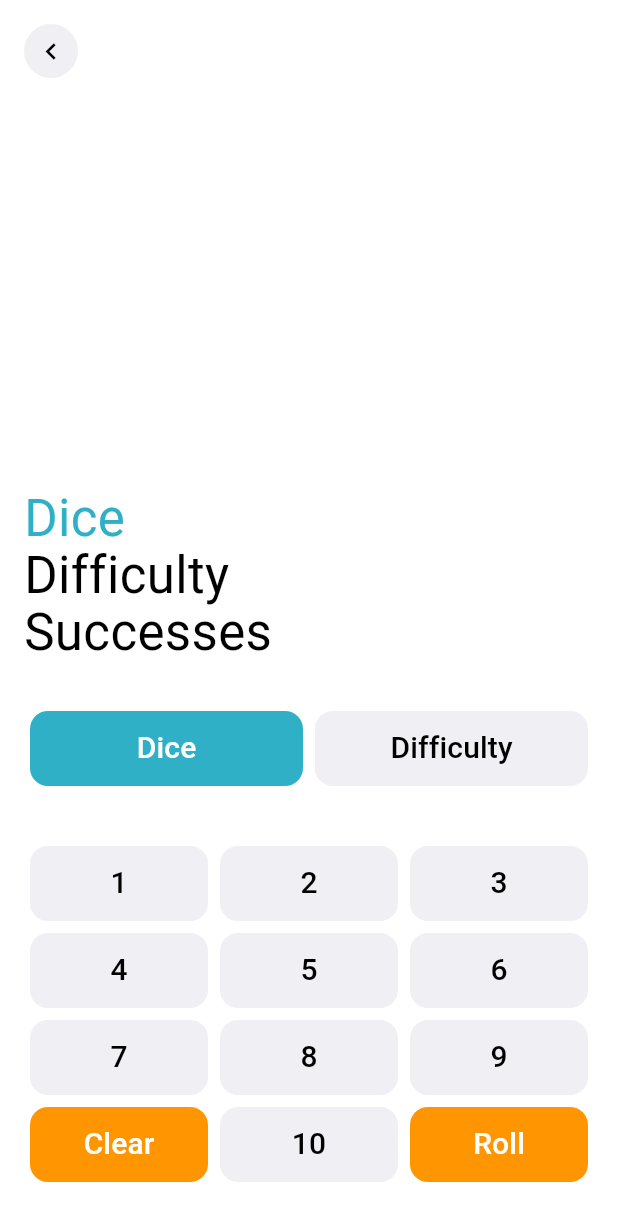
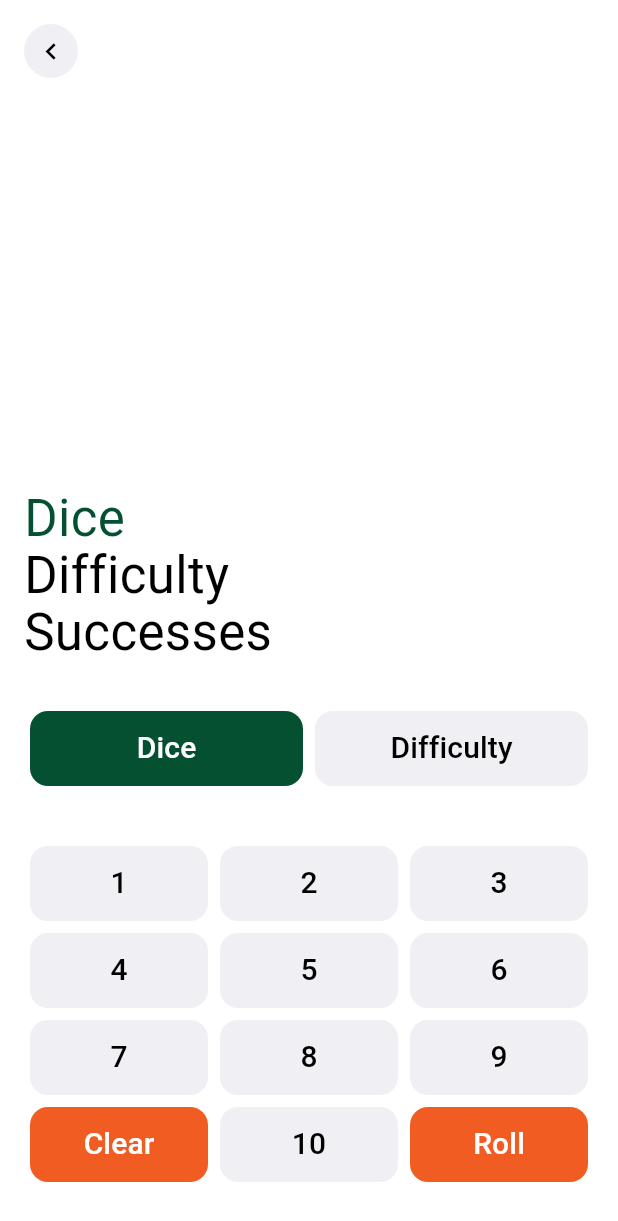
Before and after one commit to andrewmichaelpowell/makidice-linux, a Flutter app: the screen it shows after launch, after a tap on "1d100", after a tap on "D10", on a phone screen of 412 x 824 dp. Shown: the top 1221 px of the screen. Run offline on Flutter 3.47's test engine with Material 3 defaults, Android fonts, the light colour scheme and no system bars; missing offline and left inert: window_manager.

Commit message:
New colors

```diff
--- a/lib/screens/d10_view.dart
+++ b/lib/screens/d10_view.dart
@@ -139,9 +139,9 @@ Widget _labelRow(String name, String value, {Color? nameColor}) {
             children: [
               _backButton(context),
               const Spacer(),
-              _labelRow('Dice', _diceString, nameColor: _selected == 1 ? AppColors.teal : null),
+              _labelRow('Dice', _diceString, nameColor: _selected == 1 ? AppColors.green : null),
               const SizedBox(height: 4),
-              _labelRow('Difficulty', _difficultyString, nameColor: _selected == 2 ? AppColors.teal : null),
+              _labelRow('Difficulty', _difficultyString, nameColor: _selected == 2 ? AppColors.green : null),
               const SizedBox(height: 4),
               _labelRow('Successes', _successesString),
               const SizedBox(height: 32),
@@ -151,7 +151,7 @@ Widget _labelRow(String name, String value, {Color? nameColor}) {
                     padding: const EdgeInsets.all(4),
                     child: DiceButton(
                       label: 'Dice',
-                      tint: _selected == 1 ? AppColors.teal : secondaryBg,
+                      tint: _selected == 1 ? AppColors.green : secondaryBg,
                       contentColor: _selected == 1 ? Colors.white : labelColor,
                       onPressed: () => setState(() => _selected = 1),
                     ),
@@ -162,7 +162,7 @@ Widget _labelRow(String name, String value, {Color? nameColor}) {
                     padding: const EdgeInsets.all(4),
                     child: DiceButton(
                       label: 'Difficulty',
-                      tint: _selected == 2 ? AppColors.teal : secondaryBg,
+                      tint: _selected == 2 ? AppColors.green : secondaryBg,
                       contentColor: _selected == 2 ? Colors.white : labelColor,
                       onPressed: () => setState(() => _selected = 2),
                     ),
--- a/lib/screens/main_view.dart
+++ b/lib/screens/main_view.dart
@@ -142,7 +142,7 @@ class _MainViewState extends State<MainView> {
                     Row(children: [
                       Expanded(child: Padding(padding: const EdgeInsets.all(4), child: DiceButton(label: 'Clear', tint: AppColors.orange, onPressed: _clear))),
                       Expanded(child: Padding(padding: const EdgeInsets.all(4), child: DiceButton(label: '1d100', tint: secondaryBg, contentColor: labelColor, onPressed: () => _quickRoll(100)))),
-                      Expanded(child: Padding(padding: const EdgeInsets.all(4), child: DiceButton(label: 'D10', tint: AppColors.teal, onPressed: () => Navigator.of(context).pushNamed('/d10')))),
+                      Expanded(child: Padding(padding: const EdgeInsets.all(4), child: DiceButton(label: 'D10', tint: AppColors.green, onPressed: () => Navigator.of(context).pushNamed('/d10')))),
                     ]),
                   ],
                 ),
--- a/lib/theme.dart
+++ b/lib/theme.dart
@@ -4,8 +4,8 @@
 import 'package:flutter/material.dart';
 
 class AppColors {
-  static const teal = Color(0xFF30B0C7);
-  static const orange = Color(0xFFFF9500);
+  static const green = Color(0xFF045030);
+  static const orange = Color(0xFFF05C22);
 
   static const secondaryBackgroundLight = Color(0xFFEFEFF4);
   static const secondaryBackgroundDark = Color(0xFF1C1C1E);
@@ -26,7 +26,7 @@ ThemeData buildTheme(Brightness brightness) {
         isLight ? AppColors.windowBackgroundLight : AppColors.windowBackgroundDark,
     colorScheme: ColorScheme(
       brightness: brightness,
-      primary: AppColors.teal,
+      primary: AppColors.green,
       onPrimary: Colors.white,
       secondary: AppColors.orange,
       onSecondary: Colors.white,
--- a/pubspec.yaml
+++ b/pubspec.yaml
@@ -4,7 +4,7 @@
 name: makidice
 description: Dice for role-playing games
 publish_to: 'none'
-version: 2026.10.30+4
+version: 2026.11.08+5
 
 environment:
   sdk: '>=3.4.0 <4.0.0'
--- a/snap/snapcraft.yaml
+++ b/snap/snapcraft.yaml
@@ -2,7 +2,7 @@
 # github.com/andrewmichaelpowell
 
 name: makidice
-version: '2026.10.30'
+version: '2026.11.08'
 summary: Dice for role-playing games
 description: |
   Maki Dice is a fast and easy dice roller for tabletop role-playing games.
```
Also changed, not shown: Resources/Icon.png, assets/icon.png, snap/gui/makidice.png.
